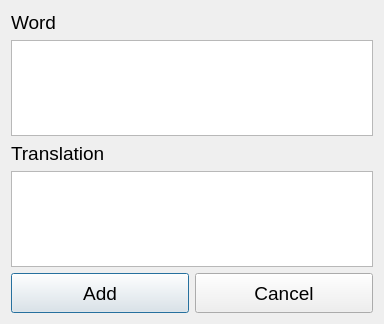
First picture: the form in add.ui, repository Dartmoor777/English-learner, before the edit.
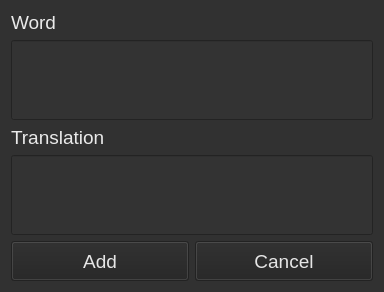
Second picture: the form after the edit. Icons and pictures are not drawn.

```diff
--- a/add.ui
+++ b/add.ui
@@ -28,12 +28,265 @@
     <height>320</height>
    </size>
   </property>
+  <property name="palette">
+   <palette>
+    <active>
+     <colorrole role="WindowText">
+      <brush brushstyle="SolidPattern">
+       <color alpha="255">
+        <red>234</red>
+        <green>234</green>
+        <blue>234</blue>
+       </color>
+      </brush>
+     </colorrole>
+     <colorrole role="Button">
+      <brush brushstyle="SolidPattern">
+       <color alpha="255">
+        <red>34</red>
+        <green>34</green>
+        <blue>34</blue>
+       </color>
+      </brush>
+     </colorrole>
+     <colorrole role="Midlight">
+      <brush brushstyle="SolidPattern">
+       <color alpha="255">
+        <red>204</red>
+        <green>201</green>
+        <blue>198</blue>
+       </color>
+      </brush>
+     </colorrole>
+     <colorrole role="Mid">
+      <brush brushstyle="SolidPattern">
+       <color alpha="255">
+        <red>186</red>
+        <green>183</green>
+        <blue>180</blue>
+       </color>
+      </brush>
+     </colorrole>
+     <colorrole role="Text">
+      <brush brushstyle="SolidPattern">
+       <color alpha="255">
+        <red>235</red>
+        <green>235</green>
+        <blue>235</blue>
+       </color>
+      </brush>
+     </colorrole>
+     <colorrole role="ButtonText">
+      <brush brushstyle="SolidPattern">
+       <color alpha="255">
+        <red>230</red>
+        <green>230</green>
+        <blue>230</blue>
+       </color>
+      </brush>
+     </colorrole>
+     <colorrole role="Base">
+      <brush brushstyle="SolidPattern">
+       <color alpha="255">
+        <red>51</red>
+        <green>51</green>
+        <blue>51</blue>
+       </color>
+      </brush>
+     </colorrole>
+     <colorrole role="Window">
+      <brush brushstyle="SolidPattern">
+       <color alpha="255">
+        <red>49</red>
+        <green>49</green>
+        <blue>49</blue>
+       </color>
+      </brush>
+     </colorrole>
+     <colorrole role="NoRole">
+      <brush brushstyle="SolidPattern">
+       <color alpha="255">
+        <red>238</red>
+        <green>238</green>
+        <blue>238</blue>
+       </color>
+      </brush>
+     </colorrole>
+    </active>
+    <inactive>
+     <colorrole role="WindowText">
+      <brush brushstyle="SolidPattern">
+       <color alpha="255">
+        <red>234</red>
+        <green>234</green>
+        <blue>234</blue>
+       </color>
+      </brush>
+     </colorrole>
+     <colorrole role="Button">
+      <brush brushstyle="SolidPattern">
+       <color alpha="255">
+        <red>34</red>
+        <green>34</green>
+        <blue>34</blue>
+       </color>
+      </brush>
+     </colorrole>
+     <colorrole role="Midlight">
+      <brush brushstyle="SolidPattern">
+       <color alpha="255">
+        <red>204</red>
+        <green>201</green>
+        <blue>198</blue>
+       </color>
+      </brush>
+     </colorrole>
+     <colorrole role="Mid">
+      <brush brushstyle="SolidPattern">
+       <color alpha="255">
+        <red>186</red>
+        <green>183</green>
+        <blue>180</blue>
+       </color>
+      </brush>
+     </colorrole>
+     <colorrole role="Text">
+      <brush brushstyle="SolidPattern">
+       <color alpha="255">
+        <red>235</red>
+        <green>235</green>
+        <blue>235</blue>
+       </color>
+      </brush>
+     </colorrole>
+     <colorrole role="ButtonText">
+      <brush brushstyle="SolidPattern">
+       <color alpha="255">
+        <red>230</red>
+        <green>230</green>
+        <blue>230</blue>
+       </color>
+      </brush>
+     </colorrole>
+     <colorrole role="Base">
+      <brush brushstyle="SolidPattern">
+       <color alpha="255">
+        <red>51</red>
+        <green>51</green>
+        <blue>51</blue>
+       </color>
+      </brush>
+     </colorrole>
+     <colorrole role="Window">
+      <brush brushstyle="SolidPattern">
+       <color alpha="255">
+        <red>49</red>
+        <green>49</green>
+        <blue>49</blue>
+       </color>
+      </brush>
+     </colorrole>
+     <colorrole role="NoRole">
+      <brush brushstyle="SolidPattern">
+       <color alpha="255">
+        <red>238</red>
+        <green>238</green>
+        <blue>238</blue>
+       </color>
+      </brush>
+     </colorrole>
+    </inactive>
+    <disabled>
+     <colorrole role="WindowText">
+      <brush brushstyle="SolidPattern">
+       <color alpha="127">
+        <red>255</red>
+        <green>255</green>
+        <blue>255</blue>
+       </color>
+      </brush>
+     </colorrole>
+     <colorrole role="Button">
+      <brush brushstyle="SolidPattern">
+       <color alpha="255">
+        <red>34</red>
+        <green>34</green>
+        <blue>34</blue>
+       </color>
+      </brush>
+     </colorrole>
+     <colorrole role="Midlight">
+      <brush brushstyle="SolidPattern">
+       <color alpha="255">
+        <red>204</red>
+        <green>201</green>
+        <blue>198</blue>
+       </color>
+      </brush>
+     </colorrole>
+     <colorrole role="Mid">
+      <brush brushstyle="SolidPattern">
+       <color alpha="255">
+        <red>186</red>
+        <green>183</green>
+        <blue>180</blue>
+       </color>
+      </brush>
+     </colorrole>
+     <colorrole role="Text">
+      <brush brushstyle="SolidPattern">
+       <color alpha="127">
+        <red>255</red>
+        <green>255</green>
+        <blue>255</blue>
+       </color>
+      </brush>
+     </colorrole>
+     <colorrole role="ButtonText">
+      <brush brushstyle="SolidPattern">
+       <color alpha="255">
+        <red>231</red>
+        <green>231</green>
+        <blue>231</blue>
+       </color>
+      </brush>
+     </colorrole>
+     <colorrole role="Base">
+      <brush brushstyle="SolidPattern">
+       <color alpha="255">
+        <red>49</red>
+        <green>49</green>
+        <blue>49</blue>
+       </color>
+      </brush>
+     </colorrole>
+     <colorrole role="Window">
+      <brush brushstyle="SolidPattern">
+       <color alpha="255">
+        <red>49</red>
+        <green>49</green>
+        <blue>49</blue>
+       </color>
+      </brush>
+     </colorrole>
+     <colorrole role="NoRole">
+      <brush brushstyle="SolidPattern">
+       <color alpha="255">
+        <red>238</red>
+        <green>238</green>
+        <blue>238</blue>
+       </color>
+      </brush>
+     </colorrole>
+    </disabled>
+   </palette>
+  </property>
   <property name="windowTitle">
    <string>Dialog</string>
   </property>
   <property name="windowIcon">
-   <iconset>
-    <normaloff>Sourse/English_language.jpg</normaloff>Sourse/English_language.jpg</iconset>
+   <iconset resource="Sourse/sourse.qrc">
+    <normaloff>:/new/img/United-Kingdom-flag-icon.png</normaloff>:/new/img/United-Kingdom-flag-icon.png</iconset>
   </property>
   <property name="modal">
    <bool>false</bool>
@@ -50,6 +303,43 @@
        <verstretch>0</verstretch>
       </sizepolicy>
      </property>
+     <property name="palette">
+      <palette>
+       <active>
+        <colorrole role="Text">
+         <brush brushstyle="SolidPattern">
+          <color alpha="255">
+           <red>232</red>
+           <green>232</green>
+           <blue>232</blue>
+          </color>
+         </brush>
+        </colorrole>
+       </active>
+       <inactive>
+        <colorrole role="Text">
+         <brush brushstyle="SolidPattern">
+          <color alpha="255">
+           <red>232</red>
+           <green>232</green>
+           <blue>232</blue>
+          </color>
+         </brush>
+        </colorrole>
+       </inactive>
+       <disabled>
+        <colorrole role="Text">
+         <brush brushstyle="SolidPattern">
+          <color alpha="127">
+           <red>255</red>
+           <green>255</green>
+           <blue>255</blue>
+          </color>
+         </brush>
+        </colorrole>
+       </disabled>
+      </palette>
+     </property>
      <property name="font">
       <font>
        <family>Ubuntu</family>
@@ -62,7 +352,7 @@
     </widget>
    </item>
    <item>
-    <widget class="QTextEdit" name="textEdit">
+    <widget class="QLineEdit" name="lineEdit">
      <property name="sizePolicy">
       <sizepolicy hsizetype="Fixed" vsizetype="Fixed">
        <horstretch>0</horstretch>
@@ -72,13 +362,7 @@
      <property name="minimumSize">
       <size>
        <width>362</width>
-       <height>0</height>
-      </size>
-     </property>
-     <property name="maximumSize">
-      <size>
-       <width>16777215</width>
-       <height>96</height>
+       <height>80</height>
       </size>
      </property>
     </widget>
@@ -103,7 +387,7 @@
     </widget>
    </item>
    <item>
-    <widget class="QTextEdit" name="textEdit_2">
+    <widget class="QLineEdit" name="lineEdit_2">
      <property name="sizePolicy">
       <sizepolicy hsizetype="Fixed" vsizetype="Fixed">
        <horstretch>0</horstretch>
@@ -113,13 +397,7 @@
      <property name="minimumSize">
       <size>
        <width>362</width>
-       <height>0</height>
-      </size>
-     </property>
-     <property name="maximumSize">
-      <size>
-       <width>16777215</width>
-       <height>96</height>
+       <height>80</height>
       </size>
      </property>
     </widget>
@@ -143,6 +421,70 @@
          <height>40</height>
         </size>
        </property>
+       <property name="palette">
+        <palette>
+         <active>
+          <colorrole role="Base">
+           <brush brushstyle="SolidPattern">
+            <color alpha="255">
+             <red>51</red>
+             <green>51</green>
+             <blue>51</blue>
+            </color>
+           </brush>
+          </colorrole>
+          <colorrole role="Window">
+           <brush brushstyle="SolidPattern">
+            <color alpha="255">
+             <red>48</red>
+             <green>48</green>
+             <blue>48</blue>
+            </color>
+           </brush>
+          </colorrole>
+         </active>
+         <inactive>
+          <colorrole role="Base">
+           <brush brushstyle="SolidPattern">
+            <color alpha="255">
+             <red>51</red>
+             <green>51</green>
+             <blue>51</blue>
+            </color>
+           </brush>
+          </colorrole>
+          <colorrole role="Window">
+           <brush brushstyle="SolidPattern">
+            <color alpha="255">
+             <red>48</red>
+             <green>48</green>
+             <blue>48</blue>
+            </color>
+           </brush>
+          </colorrole>
+         </inactive>
+         <disabled>
+          <colorrole role="Base">
+           <brush brushstyle="SolidPattern">
+            <color alpha="255">
+             <red>48</red>
+             <green>48</green>
+             <blue>48</blue>
+            </color>
+           </brush>
+          </colorrole>
+          <colorrole role="Window">
+           <brush brushstyle="SolidPattern">
+            <color alpha="255">
+             <red>48</red>
+             <green>48</green>
+             <blue>48</blue>
+            </color>
+           </brush>
+          </colorrole>
+         </disabled>
+        </palette>
+       </property>
        <property name="font">
         <font>
          <family>Ubuntu</family>
@@ -150,6 +492,9 @@
          <italic>false</italic>
         </font>
        </property>
+       <property name="focusPolicy">
+        <enum>Qt::NoFocus</enum>
+       </property>
        <property name="text">
         <string>Add</string>
        </property>
@@ -169,6 +514,70 @@
          <height>40</height>
         </size>
        </property>
+       <property name="palette">
+        <palette>
+         <active>
+          <colorrole role="Base">
+           <brush brushstyle="SolidPattern">
+            <color alpha="255">
+             <red>51</red>
+             <green>51</green>
+             <blue>51</blue>
+            </color>
+           </brush>
+          </colorrole>
+          <colorrole role="Window">
+           <brush brushstyle="SolidPattern">
+            <color alpha="255">
+             <red>48</red>
+             <green>48</green>
+             <blue>48</blue>
+            </color>
+           </brush>
+          </colorrole>
+         </active>
+         <inactive>
+          <colorrole role="Base">
+           <brush brushstyle="SolidPattern">
+            <color alpha="255">
+             <red>51</red>
+             <green>51</green>
+             <blue>51</blue>
+            </color>
+           </brush>
+          </colorrole>
+          <colorrole role="Window">
+           <brush brushstyle="SolidPattern">
+            <color alpha="255">
+             <red>48</red>
+             <green>48</green>
+             <blue>48</blue>
+            </color>
+           </brush>
+          </colorrole>
+         </inactive>
+         <disabled>
+          <colorrole role="Base">
+           <brush brushstyle="SolidPattern">
+            <color alpha="255">
+             <red>48</red>
+             <green>48</green>
+             <blue>48</blue>
+            </color>
+           </brush>
+          </colorrole>
+          <colorrole role="Window">
+           <brush brushstyle="SolidPattern">
+            <color alpha="255">
+             <red>48</red>
+             <green>48</green>
+             <blue>48</blue>
+            </color>
+           </brush>
+          </colorrole>
+         </disabled>
+        </palette>
+       </property>
        <property name="font">
         <font>
          <family>Ubuntu</family>
@@ -176,6 +585,9 @@
          <italic>false</italic>
         </font>
        </property>
+       <property name="focusPolicy">
+        <enum>Qt::NoFocus</enum>
+       </property>
        <property name="text">
         <string>Cancel</string>
        </property>
```
Left out of the diff: 4 changed lines with no effect on the pictures.
